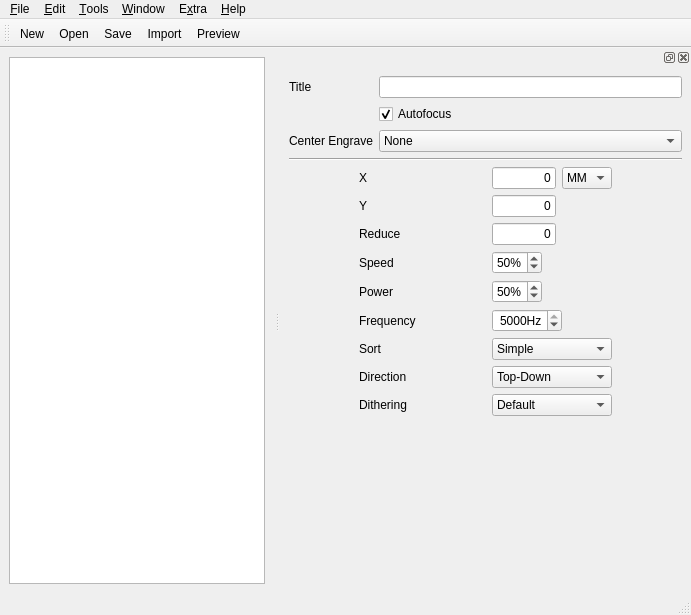
kallaballa/ctrl-cut, file src/gui/CtrlCut.ui: the form before one commit.
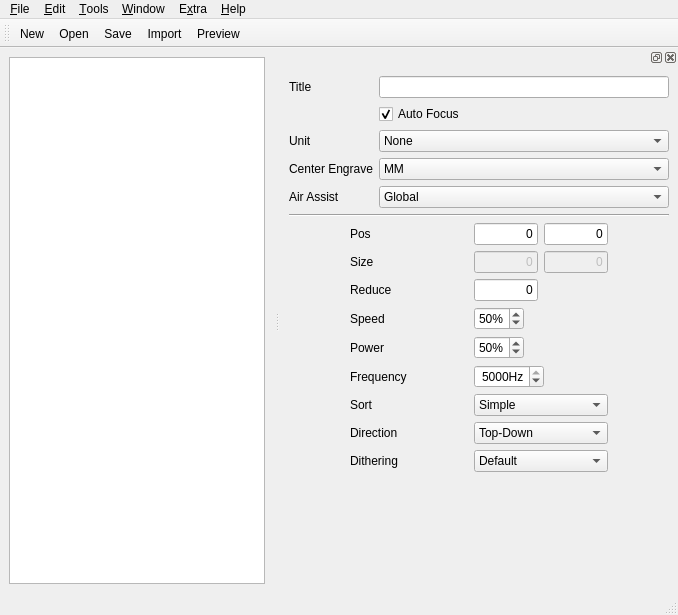
The form after the commit. Icons and pictures are not drawn. Custom widgets are drawn as their Qt base class.

Patch:
```diff
--- a/src/gui/CtrlCut.ui
+++ b/src/gui/CtrlCut.ui
@@ -6,7 +6,7 @@
    <rect>
     <x>0</x>
     <y>0</y>
-    <width>691</width>
+    <width>678</width>
     <height>615</height>
    </rect>
   </property>
@@ -51,7 +51,7 @@
     <rect>
      <x>0</x>
      <y>0</y>
-     <width>691</width>
+     <width>678</width>
      <height>24</height>
     </rect>
    </property>
@@ -145,13 +145,16 @@
        <item row="1" column="1">
         <widget class="QCheckBox" name="autofocusBox">
          <property name="text">
-          <string>Autofocus</string>
+          <string>Auto Focus</string>
          </property>
          <property name="checked">
           <bool>true</bool>
          </property>
         </widget>
        </item>
+       <item row="0" column="1">
+        <widget class="QLineEdit" name="titleEdit"/>
+       </item>
        <item row="0" column="0">
         <widget class="QLabel" name="titleLabel">
          <property name="text">
@@ -159,10 +162,20 @@
          </property>
         </widget>
        </item>
-       <item row="0" column="1">
-        <widget class="QLineEdit" name="titleEdit"/>
+       <item row="2" column="0">
+        <widget class="QLabel" name="unitLabel">
+         <property name="minimumSize">
+          <size>
+           <width>0</width>
+           <height>0</height>
+          </size>
+         </property>
+         <property name="text">
+          <string>Unit</string>
+         </property>
+        </widget>
        </item>
-       <item row="3" column="1">
+       <item row="2" column="1">
         <widget class="QComboBox" name="center">
          <property name="sizeAdjustPolicy">
           <enum>QComboBox::AdjustToContentsOnFirstShow</enum>
@@ -209,6 +222,68 @@
          </property>
         </widget>
        </item>
+       <item row="3" column="1">
+        <widget class="QComboBox" name="unit">
+         <property name="maximumSize">
+          <size>
+           <width>16777215</width>
+           <height>16777215</height>
+          </size>
+         </property>
+         <item>
+          <property name="text">
+           <string>MM</string>
+          </property>
+         </item>
+         <item>
+          <property name="text">
+           <string>IN</string>
+          </property>
+         </item>
+         <item>
+          <property name="text">
+           <string>PX</string>
+          </property>
+         </item>
+        </widget>
+       </item>
+       <item row="4" column="0">
+        <widget class="QLabel" name="airAssistLabel">
+         <property name="text">
+          <string>Air Assist</string>
+         </property>
+        </widget>
+       </item>
+       <item row="4" column="1">
+        <widget class="QComboBox" name="airAssistBox">
+         <property name="maximumSize">
+          <size>
+           <width>16777215</width>
+           <height>16777215</height>
+          </size>
+         </property>
+         <item>
+          <property name="text">
+           <string>Global</string>
+          </property>
+         </item>
+         <item>
+          <property name="text">
+           <string>Raster only</string>
+          </property>
+         </item>
+         <item>
+          <property name="text">
+           <string>Cut only</string>
+          </property>
+         </item>
+         <item>
+          <property name="text">
+           <string>Off</string>
+          </property>
+         </item>
+        </widget>
+       </item>
       </layout>
      </item>
      <item>
@@ -220,8 +295,8 @@
      </item>
      <item>
       <layout class="QGridLayout" name="gridLayout">
-       <item row="0" column="0">
-        <widget class="QLabel" name="xLabel">
+       <item row="1" column="0">
+        <widget class="QLabel" name="posLabel">
          <property name="minimumSize">
           <size>
            <width>0</width>
@@ -229,11 +304,89 @@
           </size>
          </property>
          <property name="text">
-          <string>X</string>
+          <string>Pos</string>
          </property>
         </widget>
        </item>
-       <item row="0" column="1">
+       <item row="2" column="1">
+        <layout class="QHBoxLayout" name="horizontalLayout_4">
+         <item>
+          <widget class="QLineEdit" name="widthEdit">
+           <property name="enabled">
+            <bool>false</bool>
+           </property>
+           <property name="sizePolicy">
+            <sizepolicy hsizetype="Minimum" vsizetype="Fixed">
+             <horstretch>0</horstretch>
+             <verstretch>0</verstretch>
+            </sizepolicy>
+           </property>
+           <property name="minimumSize">
+            <size>
+             <width>64</width>
+             <height>0</height>
+            </size>
+           </property>
+           <property name="maximumSize">
+            <size>
+             <width>64</width>
+             <height>16777215</height>
+            </size>
+           </property>
+           <property name="text">
+            <string>0</string>
+           </property>
+           <property name="maxLength">
+            <number>8</number>
+           </property>
+           <property name="alignment">
+            <set>Qt::AlignRight|Qt::AlignTrailing|Qt::AlignVCenter</set>
+           </property>
+           <property name="placeholderText">
+            <string>0</string>
+           </property>
+          </widget>
+         </item>
+         <item>
+          <widget class="QLineEdit" name="heightEdit">
+           <property name="enabled">
+            <bool>false</bool>
+           </property>
+           <property name="sizePolicy">
+            <sizepolicy hsizetype="Minimum" vsizetype="Fixed">
+             <horstretch>0</horstretch>
+             <verstretch>0</verstretch>
+            </sizepolicy>
+           </property>
+           <property name="minimumSize">
+            <size>
+             <width>64</width>
+             <height>0</height>
+            </size>
+           </property>
+           <property name="maximumSize">
+            <size>
+             <width>64</width>
+             <height>16777215</height>
+            </size>
+           </property>
+           <property name="text">
+            <string>0</string>
+           </property>
+           <property name="maxLength">
+            <number>8</number>
+           </property>
+           <property name="alignment">
+            <set>Qt::AlignRight|Qt::AlignTrailing|Qt::AlignVCenter</set>
+           </property>
+           <property name="placeholderText">
+            <string>0</string>
+           </property>
+          </widget>
+         </item>
+        </layout>
+       </item>
+       <item row="1" column="1">
         <layout class="QHBoxLayout" name="horizontalLayout_2">
          <item>
           <widget class="QLineEdit" name="posX">
@@ -270,61 +423,42 @@
           </widget>
          </item>
          <item>
-          <widget class="QComboBox" name="unit">
-           <item>
-            <property name="text">
-             <string>MM</string>
-            </property>
-           </item>
-           <item>
-            <property name="text">
-             <string>IN</string>
-            </property>
-           </item>
-           <item>
-            <property name="text">
-             <string>PX</string>
-            </property>
-           </item>
+          <widget class="QLineEdit" name="posY">
+           <property name="sizePolicy">
+            <sizepolicy hsizetype="Minimum" vsizetype="Fixed">
+             <horstretch>0</horstretch>
+             <verstretch>0</verstretch>
+            </sizepolicy>
+           </property>
+           <property name="minimumSize">
+            <size>
+             <width>64</width>
+             <height>0</height>
+            </size>
+           </property>
+           <property name="maximumSize">
+            <size>
+             <width>64</width>
+             <height>16777215</height>
+            </size>
+           </property>
+           <property name="text">
+            <string>0</string>
+           </property>
+           <property name="maxLength">
+            <number>8</number>
+           </property>
+           <property name="alignment">
+            <set>Qt::AlignRight|Qt::AlignTrailing|Qt::AlignVCenter</set>
+           </property>
+           <property name="placeholderText">
+            <string>0</string>
+           </property>
           </widget>
          </item>
         </layout>
        </item>
-       <item row="1" column="1">
-        <widget class="QLineEdit" name="posY">
-         <property name="sizePolicy">
-          <sizepolicy hsizetype="Minimum" vsizetype="Fixed">
-           <horstretch>0</horstretch>
-           <verstretch>0</verstretch>
-          </sizepolicy>
-         </property>
-         <property name="minimumSize">
-          <size>
-           <width>64</width>
-           <height>0</height>
-          </size>
-         </property>
-         <property name="maximumSize">
-          <size>
-           <width>64</width>
-           <height>16777215</height>
-          </size>
-         </property>
-         <property name="text">
-          <string>0</string>
-         </property>
-         <property name="maxLength">
-          <number>8</number>
-         </property>
-         <property name="alignment">
-          <set>Qt::AlignRight|Qt::AlignTrailing|Qt::AlignVCenter</set>
-         </property>
-         <property name="placeholderText">
-          <string>0</string>
-         </property>
-        </widget>
-       </item>
-       <item row="4" column="0">
+       <item row="5" column="0">
         <widget class="QLabel" name="speedLabel">
          <property name="sizePolicy">
           <sizepolicy hsizetype="Fixed" vsizetype="Preferred">
@@ -337,7 +471,7 @@
          </property>
         </widget>
        </item>
-       <item row="4" column="1">
+       <item row="5" column="1">
         <widget class="QSpinBox" name="speed">
          <property name="sizePolicy">
           <sizepolicy hsizetype="Preferred" vsizetype="Fixed">
@@ -374,7 +508,7 @@
          </property>
         </widget>
        </item>
-       <item row="5" column="0">
+       <item row="6" column="0">
         <widget class="QLabel" name="powerLabel">
          <property name="sizePolicy">
           <sizepolicy hsizetype="Minimum" vsizetype="Preferred">
@@ -387,7 +521,7 @@
          </property>
         </widget>
        </item>
-       <item row="5" column="1">
+       <item row="6" column="1">
         <widget class="QSpinBox" name="power">
          <property name="sizePolicy">
           <sizepolicy hsizetype="Preferred" vsizetype="Fixed">
@@ -415,7 +549,7 @@
          </property>
         </widget>
        </item>
-       <item row="6" column="0">
+       <item row="7" column="0">
         <widget class="QLabel" name="freqLabel">
          <property name="sizePolicy">
           <sizepolicy hsizetype="Minimum" vsizetype="Preferred">
@@ -428,7 +562,7 @@
          </property>
         </widget>
        </item>
-       <item row="6" column="1">
+       <item row="7" column="1">
         <widget class="QSpinBox" name="frequency">
          <property name="sizePolicy">
           <sizepolicy hsizetype="Fixed" vsizetype="Fixed">
@@ -459,14 +593,14 @@
          </property>
         </widget>
        </item>
-       <item row="7" column="0">
+       <item row="8" column="0">
         <widget class="QLabel" name="sortLabel">
          <property name="text">
           <string>Sort</string>
          </property>
         </widget>
        </item>
-       <item row="7" column="1">
+       <item row="8" column="1">
         <widget class="QComboBox" name="sort">
          <property name="currentIndex">
           <number>0</number>
@@ -496,14 +630,14 @@
          </item>
         </widget>
        </item>
-       <item row="8" column="0">
+       <item row="9" column="0">
         <widget class="QLabel" name="directionLabel">
          <property name="text">
           <string>Direction</string>
          </property>
         </widget>
        </item>
-       <item row="8" column="1">
+       <item row="9" column="1">
         <widget class="QComboBox" name="direction">
          <item>
           <property name="text">
@@ -517,14 +651,14 @@
          </item>
         </widget>
        </item>
-       <item row="9" column="0">
+       <item row="10" column="0">
         <widget class="QLabel" name="ditherLabel">
          <property name="text">
           <string>Dithering</string>
          </property>
         </widget>
        </item>
-       <item row="9" column="1">
+       <item row="10" column="1">
         <widget class="QComboBox" name="dithering">
          <property name="sizeAdjustPolicy">
           <enum>QComboBox::AdjustToContentsOnFirstShow</enum>
@@ -574,21 +708,21 @@
          </item>
         </widget>
        </item>
-       <item row="3" column="0">
+       <item row="4" column="0">
         <widget class="QLabel" name="reduceLabel">
          <property name="text">
           <string>Reduce</string>
          </property>
         </widget>
        </item>
-       <item row="1" column="0">
-        <widget class="QLabel" name="yLabel">
+       <item row="2" column="0">
+        <widget class="QLabel" name="sizeLabel">
          <property name="text">
-          <string>Y</string>
+          <string>Size</string>
          </property>
         </widget>
        </item>
-       <item row="3" column="1">
+       <item row="4" column="1">
         <widget class="QLineEdit" name="reduceEdit">
          <property name="sizePolicy">
           <sizepolicy hsizetype="Minimum" vsizetype="Fixed">
@@ -640,6 +774,7 @@
     </layout>
     <zorder>verticalSpacer</zorder>
     <zorder>line</zorder>
+    <zorder></zorder>
    </widget>
   </widget>
   <action name="fileOpenAction">
```
Left out of the diff: 3 changed lines with no effect on the pictures.
